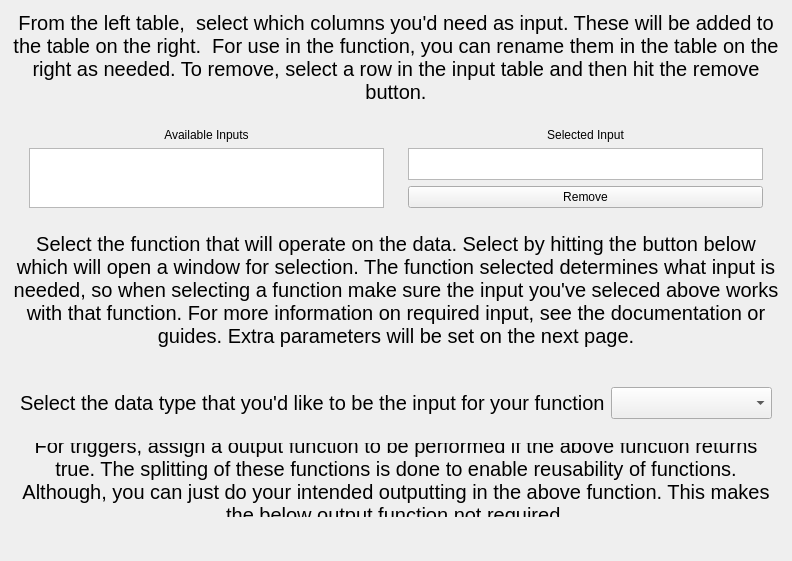
The window that howdyCoder/ui/qtUiFiles/createActionSettingsPage.ui (rmallow/howdyCoder) describes before a commit, drawn with Qt 5.
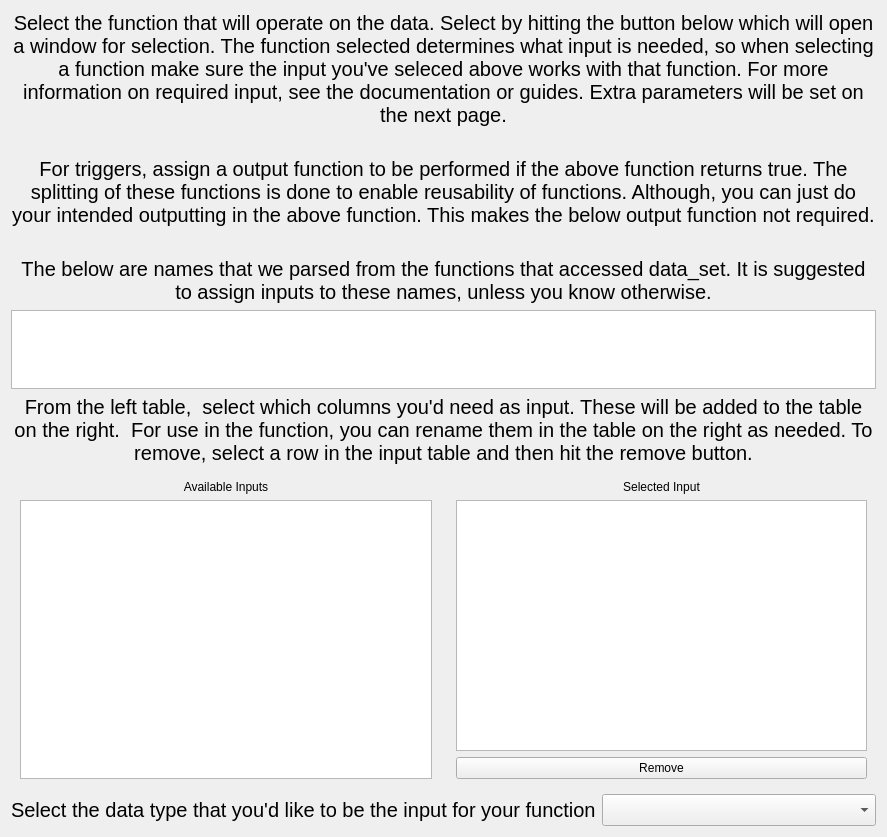
The same window after the commit.

Commit message: added parsing code for suggested data set names

Diff of the .ui file:
```diff
--- a/howdyCoder/ui/qtUiFiles/createActionSettingsPage.ui
+++ b/howdyCoder/ui/qtUiFiles/createActionSettingsPage.ui
@@ -6,14 +6,78 @@
    <rect>
     <x>0</x>
     <y>0</y>
-    <width>792</width>
-    <height>561</height>
+    <width>887</width>
+    <height>837</height>
    </rect>
   </property>
   <property name="windowTitle">
    <string>CreateActionSettingsPage</string>
   </property>
   <layout class="QVBoxLayout" name="verticalLayout">
+   <item>
+    <widget class="QLabel" name="calc_func_label">
+     <property name="font">
+      <font>
+       <pointsize>15</pointsize>
+      </font>
+     </property>
+     <property name="text">
+      <string>Select the function that will operate on the data. Select by hitting the button below which will open a window for selection. The function selected determines what input is needed, so when selecting a function make sure the input you've seleced above works with that function. For more information on required input, see the documentation or guides. Extra parameters will be set on the next page.</string>
+     </property>
+     <property name="alignment">
+      <set>Qt::AlignCenter</set>
+     </property>
+     <property name="wordWrap">
+      <bool>true</bool>
+     </property>
+    </widget>
+   </item>
+   <item>
+    <widget class="QWidget" name="calcFuncWidget" native="true">
+     <layout class="QHBoxLayout" name="horizontalLayout_2"/>
+    </widget>
+   </item>
+   <item>
+    <widget class="QWidget" name="triggerWidget" native="true">
+     <layout class="QVBoxLayout" name="verticalLayout_4">
+      <property name="leftMargin">
+       <number>0</number>
+      </property>
+      <property name="topMargin">
+       <number>0</number>
+      </property>
+      <property name="rightMargin">
+       <number>0</number>
+      </property>
+      <property name="bottomMargin">
+       <number>0</number>
+      </property>
+      <item>
+       <widget class="QLabel" name="label_6">
+        <property name="font">
+         <font>
+          <pointsize>15</pointsize>
+         </font>
+        </property>
+        <property name="text">
+         <string>For triggers, assign a output function to be performed if the above function returns true. The splitting of these functions is done to enable reusability of functions. Although, you can just do your intended outputting in the above function. This makes the below output function not required.</string>
+        </property>
+        <property name="alignment">
+         <set>Qt::AlignCenter</set>
+        </property>
+        <property name="wordWrap">
+         <bool>true</bool>
+        </property>
+       </widget>
+      </item>
+      <item>
+       <widget class="QWidget" name="outputFuncWidget" native="true">
+        <layout class="QHBoxLayout" name="horizontalLayout_3"/>
+       </widget>
+      </item>
+     </layout>
+    </widget>
+   </item>
    <item>
     <widget class="QLabel" name="label">
      <property name="font">
@@ -22,6 +86,43 @@
       </font>
      </property>
      <property name="text">
+      <string>The below are names that we parsed from the functions that accessed data_set. It is suggested to assign inputs to these names, unless you know otherwise.</string>
+     </property>
+     <property name="alignment">
+      <set>Qt::AlignCenter</set>
+     </property>
+     <property name="wordWrap">
+      <bool>true</bool>
+     </property>
+    </widget>
+   </item>
+   <item>
+    <widget class="QListWidget" name="suggested_data_set">
+     <property name="sizePolicy">
+      <sizepolicy hsizetype="Expanding" vsizetype="Expanding">
+       <horstretch>0</horstretch>
+       <verstretch>1</verstretch>
+      </sizepolicy>
+     </property>
+     <property name="editTriggers">
+      <set>QAbstractItemView::NoEditTriggers</set>
+     </property>
+     <property name="selectionMode">
+      <enum>QAbstractItemView::NoSelection</enum>
+     </property>
+     <property name="flow">
+      <enum>QListView::LeftToRight</enum>
+     </property>
+    </widget>
+   </item>
+   <item>
+    <widget class="QLabel" name="data_set_label">
+     <property name="font">
+      <font>
+       <pointsize>15</pointsize>
+      </font>
+     </property>
+     <property name="text">
       <string>From the left table,  select which columns you'd need as input. These will be added to the table on the right.  For use in the function, you can rename them in the table on the right as needed. To remove, select a row in the input table and then hit the remove button.</string>
      </property>
      <property name="alignment">
@@ -34,7 +135,25 @@
    </item>
    <item>
     <widget class="QWidget" name="widget" native="true">
+     <property name="sizePolicy">
+      <sizepolicy hsizetype="Preferred" vsizetype="Preferred">
+       <horstretch>0</horstretch>
+       <verstretch>4</verstretch>
+      </sizepolicy>
+     </property>
      <layout class="QHBoxLayout" name="horizontalLayout">
+      <property name="leftMargin">
+       <number>0</number>
+      </property>
+      <property name="topMargin">
+       <number>0</number>
+      </property>
+      <property name="rightMargin">
+       <number>0</number>
+      </property>
+      <property name="bottomMargin">
+       <number>0</number>
+      </property>
       <item>
        <widget class="QWidget" name="widget_2" native="true">
         <layout class="QVBoxLayout" name="verticalLayout_3">
@@ -126,31 +245,20 @@
     </widget>
    </item>
    <item>
-    <widget class="QLabel" name="label_4">
-     <property name="font">
-      <font>
-       <pointsize>15</pointsize>
-      </font>
-     </property>
-     <property name="text">
-      <string>Select the function that will operate on the data. Select by hitting the button below which will open a window for selection. The function selected determines what input is needed, so when selecting a function make sure the input you've seleced above works with that function. For more information on required input, see the documentation or guides. Extra parameters will be set on the next page.</string>
-     </property>
-     <property name="alignment">
-      <set>Qt::AlignCenter</set>
-     </property>
-     <property name="wordWrap">
-      <bool>true</bool>
-     </property>
-    </widget>
-   </item>
-   <item>
-    <widget class="QWidget" name="calcFuncWidget" native="true">
-     <layout class="QHBoxLayout" name="horizontalLayout_2"/>
-    </widget>
-   </item>
-   <item>
-    <widget class="QWidget" name="widget_5" native="true">
+    <widget class="QWidget" name="data_type_box" native="true">
      <layout class="QHBoxLayout" name="horizontalLayout_5">
+      <property name="leftMargin">
+       <number>0</number>
+      </property>
+      <property name="topMargin">
+       <number>0</number>
+      </property>
+      <property name="rightMargin">
+       <number>0</number>
+      </property>
+      <property name="bottomMargin">
+       <number>0</number>
+      </property>
       <item>
        <widget class="QLabel" name="label_5">
         <property name="font">
@@ -175,35 +283,6 @@
      </layout>
     </widget>
    </item>
-   <item>
-    <widget class="QWidget" name="triggerWidget" native="true">
-     <layout class="QVBoxLayout" name="verticalLayout_4">
-      <item>
-       <widget class="QLabel" name="label_6">
-        <property name="font">
-         <font>
-          <pointsize>15</pointsize>
-         </font>
-        </property>
-        <property name="text">
-         <string>For triggers, assign a output function to be performed if the above function returns true. The splitting of these functions is done to enable reusability of functions. Although, you can just do your intended outputting in the above function. This makes the below output function not required.</string>
-        </property>
-        <property name="alignment">
-         <set>Qt::AlignCenter</set>
-        </property>
-        <property name="wordWrap">
-         <bool>true</bool>
-        </property>
-       </widget>
-      </item>
-      <item>
-       <widget class="QWidget" name="outputFuncWidget" native="true">
-        <layout class="QHBoxLayout" name="horizontalLayout_3"/>
-       </widget>
-      </item>
-     </layout>
-    </widget>
-   </item>
   </layout>
  </widget>
  <resources/>
```
The commit also changes 6 other files.
